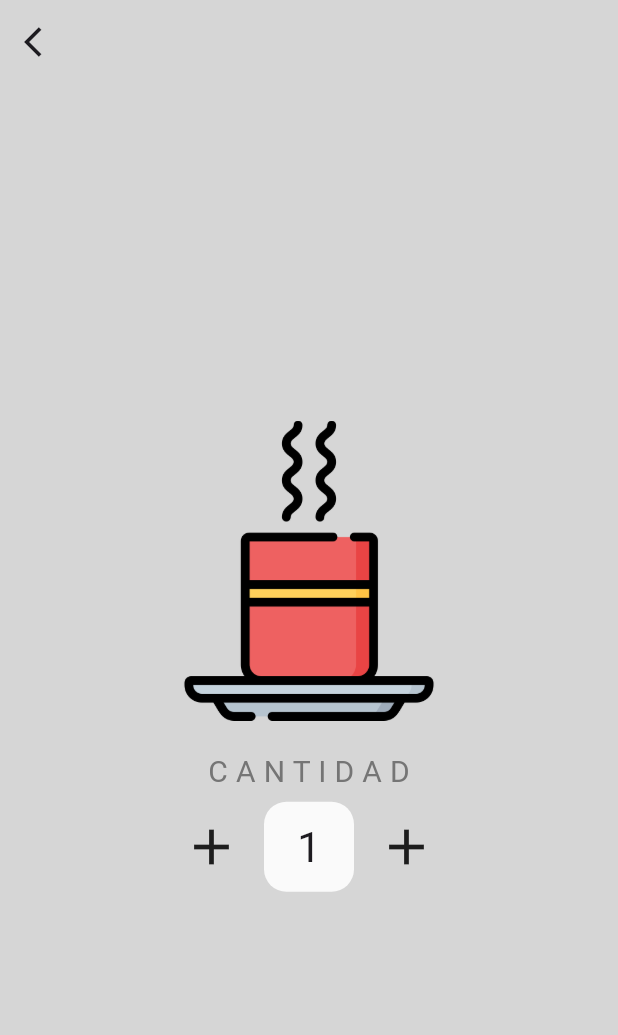
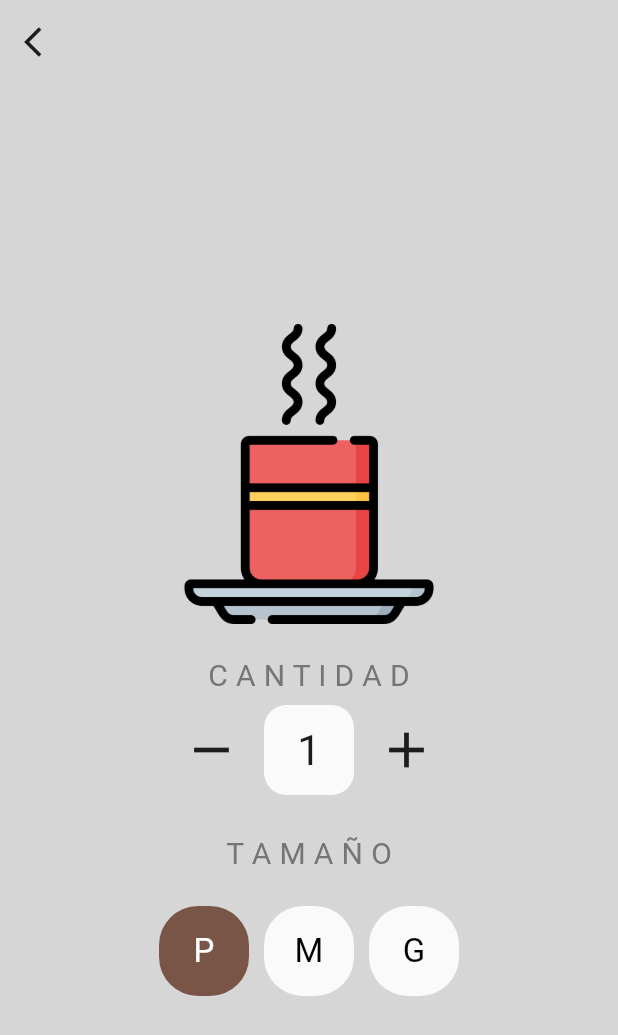
Before and after one commit to CristobalSalinas/Coffee_shop_app, a Flutter app: the ShopPage screen opened by its route, after a tap on the "add" icon, on a phone screen of 412 x 824 dp. Shown: the top 1035 px of the screen. Run offline on Flutter 3.47's test engine with Material 3 defaults, Android fonts, the phone set to English and light mode, and no system bars; our stand-ins replace google_nav_bar.

Commit message:
:construction: Creando el selector de tamaño para los cafes

```diff
--- a/lib/components/quantity_selector.dart
+++ b/lib/components/quantity_selector.dart
@@ -17,7 +17,7 @@ class QuantitySelector extends StatelessWidget {
           onTap: substractQuantity,
           child: const QuantityButton(
             icon: Icon(
-              Icons.add,
+              Icons.remove,
               size: 40,
             ),
           ),
--- /dev/null
+++ b/lib/components/size_option.dart
@@ -0,0 +1,46 @@
+import 'package:coffee_shop_app/const.dart';
+import 'package:flutter/material.dart';
+
+class SizeOption extends StatelessWidget {
+  final CoffeeSize labelValue;
+  final CoffeeSize value;
+  final void Function(CoffeeSize size) changeCoffeeSize;
+  const SizeOption({
+    super.key,
+    required this.labelValue,
+    required this.value,
+    required this.changeCoffeeSize,
+  });
+
+  @override
+  Widget build(BuildContext context) {
+    const categories = {
+      CoffeeSize.small: "P",
+      CoffeeSize.medium: "M",
+      CoffeeSize.large: "G",
+    };
+
+    bool isSameValue = value == labelValue;
+
+    return GestureDetector(
+      onTap: () {
+        changeCoffeeSize(labelValue);
+      },
+      child: Container(
+        decoration: BoxDecoration(
+          color: isSameValue ? Colors.brown : Colors.grey[50],
+          borderRadius: BorderRadius.circular(26),
+        ),
+        height: 60,
+        width: 60,
+        child: Center(
+          child: Text(
+            categories[labelValue].toString(),
+            style: TextStyle(
+                fontSize: 22, color: isSameValue ? Colors.white : Colors.black),
+          ),
+        ),
+      ),
+    );
+  }
+}
--- /dev/null
+++ b/lib/components/size_selector.dart
@@ -0,0 +1,43 @@
+import 'package:coffee_shop_app/components/size_option.dart';
+import 'package:coffee_shop_app/const.dart';
+import 'package:flutter/material.dart';
+
+class SizeSelector extends StatelessWidget {
+  final CoffeeSize size;
+  final void Function(CoffeeSize size) changeCoffeeSize;
+  const SizeSelector({
+    super.key,
+    required this.size,
+    required this.changeCoffeeSize,
+  });
+
+  @override
+  Widget build(BuildContext context) {
+    return Row(
+      mainAxisAlignment: MainAxisAlignment.center,
+      children: [
+        SizeOption(
+          labelValue: CoffeeSize.small,
+          value: size,
+          changeCoffeeSize: changeCoffeeSize,
+        ),
+        const SizedBox(
+          width: 10,
+        ),
+        SizeOption(
+          labelValue: CoffeeSize.medium,
+          value: size,
+          changeCoffeeSize: changeCoffeeSize,
+        ),
+        const SizedBox(
+          width: 10,
+        ),
+        SizeOption(
+          labelValue: CoffeeSize.large,
+          value: size,
+          changeCoffeeSize: changeCoffeeSize,
+        ),
+      ],
+    );
+  }
+}
--- a/lib/const.dart
+++ b/lib/const.dart
@@ -2,3 +2,5 @@ import 'package:flutter/material.dart';
 
 // Valores constantes que se utilizaran en toda la app
 var backgroundColor = Colors.grey[300];
+
+enum CoffeeSize { small, medium, large }
--- a/lib/models/coffee.dart
+++ b/lib/models/coffee.dart
@@ -1,11 +1,15 @@
+import 'package:coffee_shop_app/const.dart';
+
 class Coffee {
   final String name;
   final String price;
   final String imagePath;
+  final CoffeeSize size;
 
   Coffee({
     required this.name,
     required this.price,
     required this.imagePath,
+    required this.size,
   });
 }
--- a/lib/models/coffee_shop.dart
+++ b/lib/models/coffee_shop.dart
@@ -1,3 +1,4 @@
+import "package:coffee_shop_app/const.dart";
 import "package:flutter/material.dart";
 
 import "coffee.dart";
@@ -8,21 +9,25 @@ class CoffeeShop extends ChangeNotifier {
       name: 'Cafe Negro',
       price: '2.500',
       imagePath: "lib/images/cafe1.png",
+      size: CoffeeSize.small,
     ),
     Coffee(
       name: 'Latte',
       price: '3.100',
       imagePath: "lib/images/cafe2.png",
+      size: CoffeeSize.small,
     ),
     Coffee(
       name: 'Expresso',
       price: '2.600',
       imagePath: "lib/images/cafe3.png",
+      size: CoffeeSize.small,
     ),
     Coffee(
       name: 'Cafe Helado',
       price: '3000',
       imagePath: "lib/images/cafe4.png",
+      size: CoffeeSize.small,
     ),
   ];
 
--- a/lib/pages/add_page.dart
+++ b/lib/pages/add_page.dart
@@ -1,4 +1,6 @@
 import 'package:coffee_shop_app/components/quantity_selector.dart';
+import 'package:coffee_shop_app/components/size_selector.dart';
+import 'package:coffee_shop_app/const.dart';
 import 'package:coffee_shop_app/models/coffee.dart';
 import 'package:flutter/material.dart';
 
@@ -12,6 +14,7 @@ class AddPage extends StatefulWidget {
 
 class _AddPageState extends State<AddPage> {
   int quantity = 1;
+  CoffeeSize size = CoffeeSize.small;
 
   void goBackToCart(BuildContext context) {
     Navigator.pop(context);
@@ -33,13 +36,19 @@ class _AddPageState extends State<AddPage> {
     });
   }
 
+  void changeCoffeeSize(CoffeeSize sizeSelected) {
+    setState(() {
+      size = sizeSelected;
+    });
+  }
+
   @override
   Widget build(BuildContext context) {
     return Scaffold(
       backgroundColor: Colors.grey[350],
       appBar: AppBar(
         leading: GestureDetector(
-          child: Icon(Icons.arrow_back_ios),
+          child: const Icon(Icons.arrow_back_ios),
           onTap: () => goBackToCart(context),
         ),
         backgroundColor: Colors.transparent,
@@ -70,6 +79,23 @@ class _AddPageState extends State<AddPage> {
                 addQuantity: addQuantity,
                 substractQuantity: substractQuantity,
               ),
+              const SizedBox(
+                height: 20,
+              ),
+              Text(
+                "T A M A Ñ O",
+                style: TextStyle(
+                  fontSize: 20,
+                  color: Colors.grey[600],
+                ),
+              ),
+              const SizedBox(
+                height: 20,
+              ),
+              SizeSelector(
+                size: size,
+                changeCoffeeSize: changeCoffeeSize,
+              ),
             ],
           ),
         ),
```
